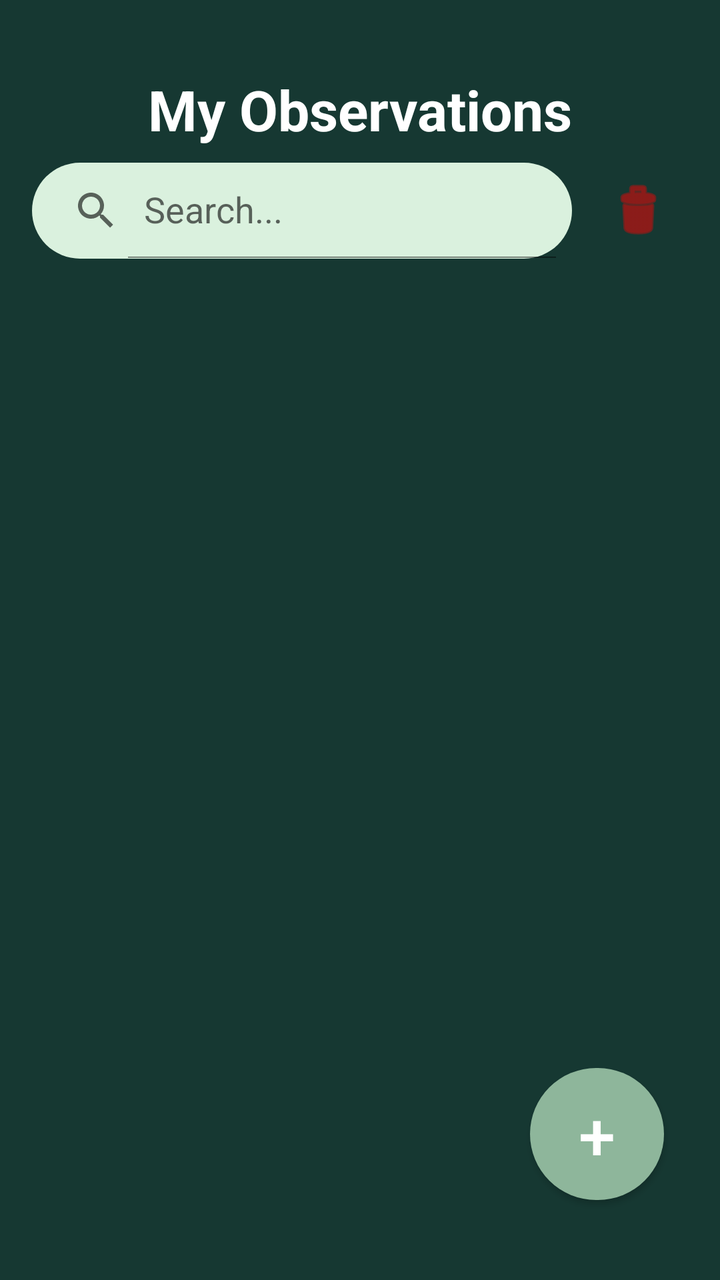
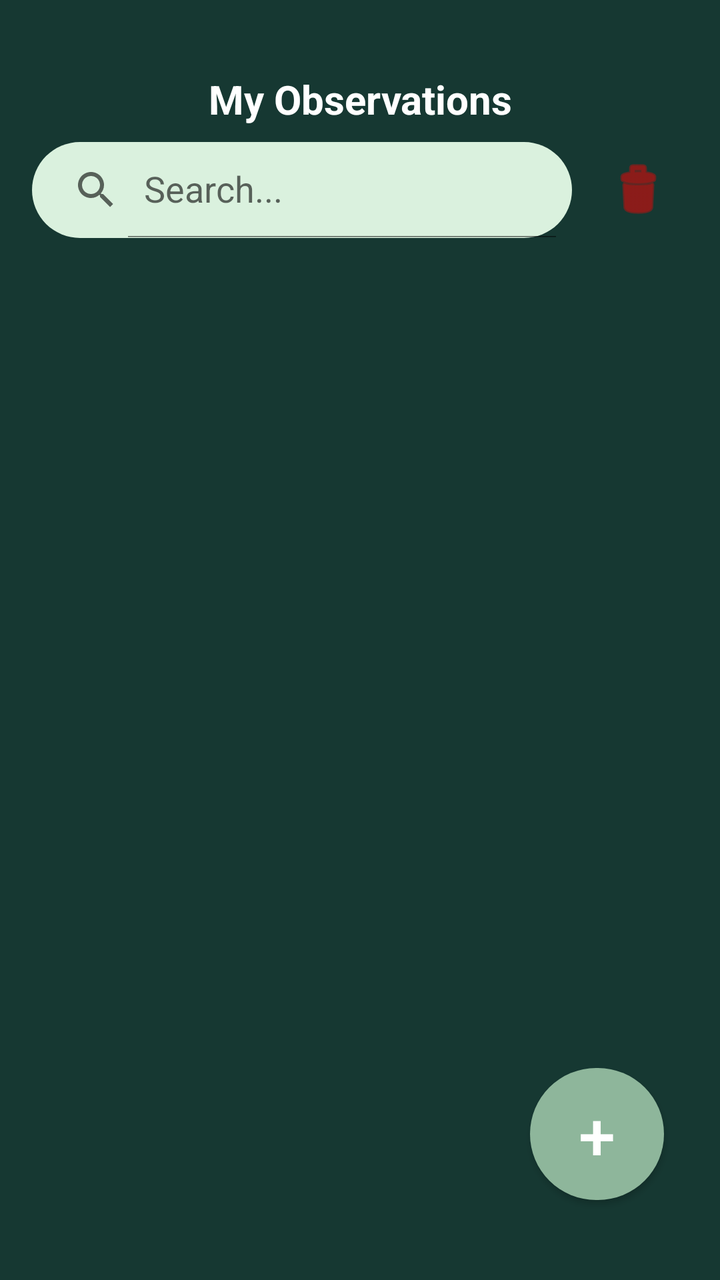

The first picture is an Android layout as it rendered before a commit; the second is the same layout after the commit. The layout source and the unified diff follow.
<!-- AndroidManifest.xml: application theme Theme.InformationApp -->
<!-- res/layout/activity_obervation_view.xml -->
<androidx.constraintlayout.widget.ConstraintLayout
    xmlns:android="http://schemas.android.com/apk/res/android"
    xmlns:app="http://schemas.android.com/apk/res-auto"
    xmlns:tools="http://schemas.android.com/tools"
    android:layout_width="match_parent"
    android:layout_height="match_parent"
    android:background="@color/midGreen"
    tools:context=".ObservationActivity">

    <TextView
        android:id="@+id/text_view_your_observation_title"
        android:layout_width="0dp"
        android:layout_height="wrap_content"
        android:layout_marginTop="28dp"
        android:gravity="center"
        android:padding="8dp"
        android:text="My Observations"
        android:textColor="@color/white"
        android:textSize="28sp"
        android:textStyle="bold"

        app:layout_constraintTop_toTopOf="parent"
        app:layout_constraintStart_toStartOf="parent"
        app:layout_constraintEnd_toEndOf="parent" />

    <androidx.appcompat.widget.SearchView
        android:id="@+id/search_view"
        android:layout_width="0dp"
        android:layout_height="wrap_content"
        android:layout_marginStart="16dp"
        android:layout_marginEnd="8dp"
        android:background="@drawable/rounded_background"
        app:iconifiedByDefault="false"
        app:layout_constraintEnd_toStartOf="@+id/btn_delete_all"

        app:layout_constraintHorizontal_bias="1.0"
        app:layout_constraintStart_toStartOf="parent"
        app:layout_constraintTop_toBottomOf="@id/text_view_your_observation_title"
        app:queryHint="Search..." />

    <ImageButton
        android:id="@+id/btn_delete_all"
        android:layout_width="50dp"
        android:layout_height="0dp"
        android:layout_marginEnd="16dp"
        android:background="@android:color/transparent"
        android:src="@android:drawable/ic_menu_delete"
        android:scaleType="centerInside"
        app:tint="#D90909"

        app:layout_constraintTop_toTopOf="@id/search_view"
        app:layout_constraintBottom_toBottomOf="@id/search_view"
        app:layout_constraintEnd_toEndOf="parent" />

    <androidx.recyclerview.widget.RecyclerView
        android:id="@+id/recyclerContacts"
        android:layout_width="0dp"
        android:layout_height="0dp"
        android:padding="8dp"
        android:clipToPadding="false"
        android:paddingBottom="100dp"
        android:layout_marginTop="10dp"

        app:layout_constraintTop_toBottomOf="@id/search_view"
        app:layout_constraintBottom_toBottomOf="parent"
        app:layout_constraintStart_toStartOf="parent"
        app:layout_constraintEnd_toEndOf="parent" />

    <Button
        android:id="@+id/add_obs"
        android:layout_width="67dp"
        android:layout_height="66dp"
        android:layout_marginEnd="28dp"
        android:layout_marginBottom="40dp"
        android:background="@drawable/rounded_button_background"
        android:elevation="6dp"
        android:text="+"
        android:textSize="33sp"
        app:backgroundTint="@null"

        app:layout_constraintBottom_toBottomOf="parent"
        app:layout_constraintEnd_toEndOf="parent" />

</androidx.constraintlayout.widget.ConstraintLayout>
<!-- resources referenced by this layout -->
<resources>
  <color name="midGreen">#163832</color>
  <color name="white">#FFFFFF</color>
  <!-- drawable rounded_background (drawable) -->
  <?xml version="1.0" encoding="utf-8"?>
  <shape xmlns:android="http://schemas.android.com/apk/res/android"
      android:shape="rectangle">
  
      <solid android:color="#DAF1DE"/>
  
      <corners android:radius="30dp"/>
  
  </shape>
  <!-- drawable rounded_button_background (drawable) -->
  <?xml version="1.0" encoding="utf-8"?>
  <shape xmlns:android="http://schemas.android.com/apk/res/android"
      android:shape="rectangle">
  
      <solid android:color="#8EB69B" />
      <corners android:radius="1000dp" />
  </shape>
  <style name="Theme.InformationApp" parent="Theme.MaterialComponents.DayNight.NoActionBar">
          
          <item name="colorPrimaryVariant">@color/blue_light_end</item>
          <item name="colorOnPrimary">@color/white</item>
          
          <item name="colorSecondary">@color/teal_200</item>
          <item name="colorSecondaryVariant">@color/teal_700</item>
          <item name="colorOnSecondary">@color/black</item>
          
          <item name="android:statusBarColor">?attr/colorPrimaryVariant</item>
          
      </style>
  <color name="blue_light_end">#56B4FF</color>
  <color name="teal_200">#B2DFDB</color>
  <color name="teal_700">#00BCD4</color>
  <color name="black">#000000</color>
</resources>

<!-- the commit's change to res/layout/activity_obervation_view.xml (unified diff, before → after) -->
@@ -16,7 +16,7 @@
         android:padding="8dp"
         android:text="My Observations"
         android:textColor="@color/white"
-        android:textSize="28sp"
+        android:textSize="20sp"
         android:textStyle="bold"
 
         app:layout_constraintTop_toTopOf="parent"
